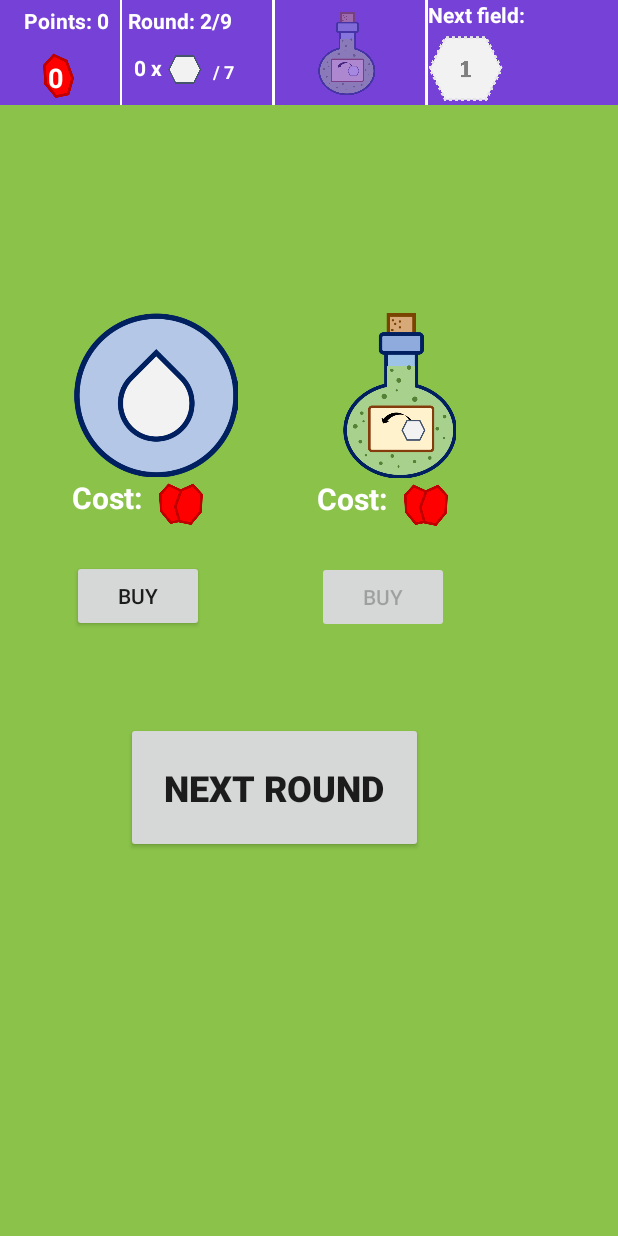
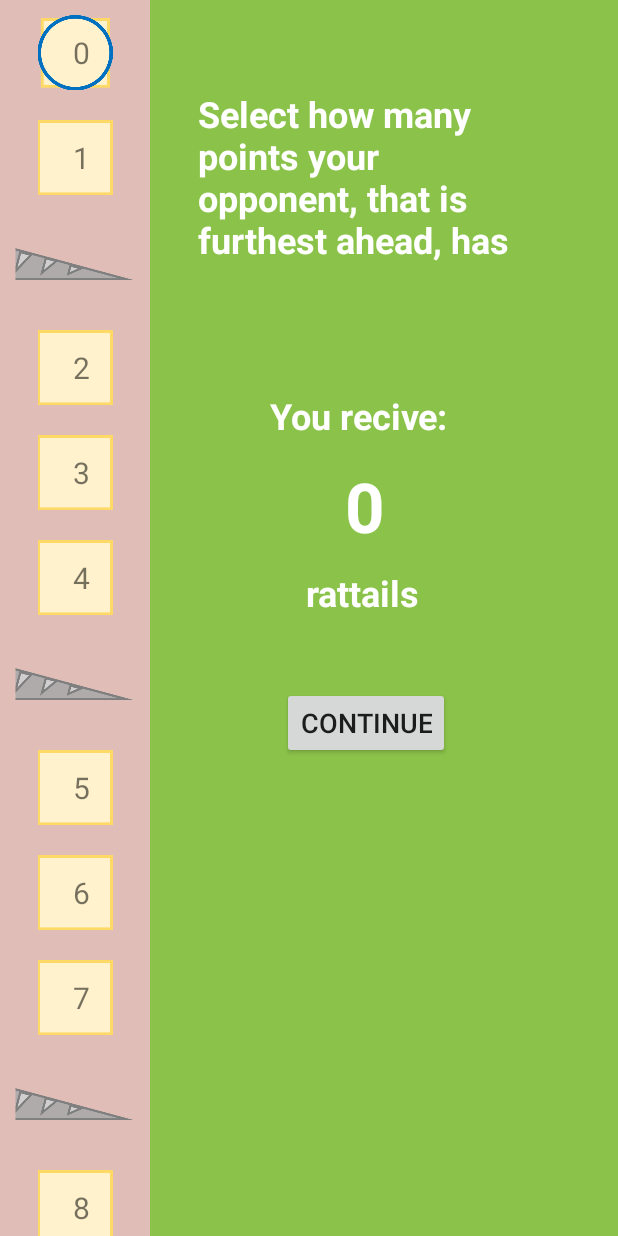
Before and after one commit to gitGut01/LeQuacks, an Android app: the fragment FragmentBuyRefillAndStep placed in its activity, after a tap on "NEXT ROUND", on a phone screen of 412 x 824 dp. Run offline under Robolectric (Android 15) with nearby library versions, the light colour scheme and no system bars.

Commit message:
Added rattail fragment, still needs to be useful

```diff
--- a/app/src/main/java/com/example/quacks/BuyItems/FragmentBuyItem.java
+++ b/app/src/main/java/com/example/quacks/BuyItems/FragmentBuyItem.java
@@ -76,7 +76,7 @@ public class FragmentBuyItem extends Fragment implements BuyRecyclerViewAdapter.
 
 
         // set up the RecyclerView
-        RecyclerView recyclerView = v.findViewById(R.id.rvAnimals);
+        RecyclerView recyclerView = v.findViewById(R.id.rvPoints);
 
         recyclerView.setLayoutManager(new LinearLayoutManager(v.getContext()));
         adapter = new BuyRecyclerViewAdapter(v.getContext(), arrColorSet, this);
--- a/app/src/main/java/com/example/quacks/BuyItems/FragmentBuyRefillAndStep.java
+++ b/app/src/main/java/com/example/quacks/BuyItems/FragmentBuyRefillAndStep.java
@@ -88,6 +88,8 @@ public class FragmentBuyRefillAndStep extends Fragment{
             public void onClick(View view) {
                 MainActivity.mainActivity.startNewRound();
                 MainActivity.mainActivity.closeFragment();
+
+                MainActivity.mainActivity.openFragmentRattail();
             }
         });
 
--- /dev/null
+++ b/app/src/main/java/com/example/quacks/BuyItems/FragmentRattails.java
@@ -0,0 +1,108 @@
+package com.example.quacks.BuyItems;
+
+import android.content.Context;
+import android.os.Bundle;
+import android.view.LayoutInflater;
+import android.view.View;
+import android.view.ViewGroup;
+import android.widget.Button;
+import android.widget.TextView;
+
+import androidx.annotation.Nullable;
+import androidx.fragment.app.Fragment;
+import androidx.recyclerview.widget.LinearLayoutManager;
+import androidx.recyclerview.widget.RecyclerView;
+
+import com.example.quacks.MainActivity;
+import com.example.quacks.R;
+
+import java.util.ArrayList;
+import java.util.Arrays;
+import java.util.Collection;
+import java.util.Collections;
+
+
+public class FragmentRattails extends Fragment implements RattailsRecyclerViewAdapter.ItemClickListener {
+
+    TextView tv_rattails;
+
+    @Override
+    public void onItemClick(View view, int position) {
+        //Toast.makeText(view.getContext(), "You clicked " + adapter.getItem(position) + " on row number " + position, Toast.LENGTH_SHORT).show();
+
+        int item = adapter.getItem(position);
+        if(item != -1){
+            MainActivity.opponentPoint = item;
+
+        //MainActivity.currentPoint
+
+        int indexOpponent = pointBoard.indexOf(item);
+        int indexYou = pointBoard.indexOf(MainActivity.currentPoint);
+
+
+        MainActivity.currentRattail = 0;
+
+        if(indexOpponent > indexYou){
+            MainActivity.currentRattail = Collections.frequency(pointBoard.subList(indexYou, indexOpponent), -1);
+        }
+
+        tv_rattails.setText(MainActivity.currentRattail + "");
+
+        adapter.notifyDataSetChanged();
+
+        }
+    }
+
+    //ImageView white_1;
+
+
+    private ArrayList<Integer> pointBoard = new ArrayList<>(Arrays.asList(
+            0, 1, -1, 2, 3, 4, -1, 5, 6, 7, -1, 8, 9, 10,
+            -1, 11, 12, -1, 13, 14, -1, 15, 16, -1, 17, 18, -1, 19, 20,
+            -1, 21, 22, -1, 23, 24, -1, 25, 26, -1, 27, 28, -1, 29, 30,
+            -1, 31, 32, -1, 33, 34, -1, 35, 36, -1, 37, 38, -1, 39, 40,
+            -1, 41, 42, -1, 43, 44, -1, 45, 46, -1, 47, 48, -1, 49, 50
+    ));
+
+    RattailsRecyclerViewAdapter adapter;
+
+    @Nullable
+    @Override
+    public View onCreateView(LayoutInflater inflater, @Nullable ViewGroup container, @Nullable Bundle savedInstanceState) {
+        View v = inflater.inflate(R.layout.fragment_rattails, container, false);
+
+        MainActivity.opponentPoint = 0;
+        tv_rattails = v.findViewById(R.id.tv_rattails);
+
+        // data to populate the RecyclerView with
+        ArrayList<Integer> arrPointBoard = new ArrayList<>();
+
+        for(int i = 0; i < pointBoard.size(); i++){
+            arrPointBoard.add(pointBoard.get(i));
+
+        }
+
+        // set up the RecyclerView
+        RecyclerView recyclerView = v.findViewById(R.id.rvPoints);
+
+
+        recyclerView.setLayoutManager(new LinearLayoutManager(v.getContext()));
+        adapter = new RattailsRecyclerViewAdapter(v.getContext(), arrPointBoard);
+        adapter.setClickListener(this);
+
+        recyclerView.setAdapter(adapter);
+
+        recyclerView.scrollToPosition(MainActivity.currentPoint);
+
+
+        Button btn_continue = v.findViewById(R.id.btn_continue);
+        btn_continue.setOnClickListener(new View.OnClickListener() {
+
+            public void onClick(View v) {
+                MainActivity.mainActivity.closeFragment();
+            }
+        });
+
+        return v;
+    }
+}
--- /dev/null
+++ b/app/src/main/java/com/example/quacks/BuyItems/RattailsRecyclerViewAdapter.java
@@ -0,0 +1,101 @@
+package com.example.quacks.BuyItems;
+
+import android.content.Context;
+import android.view.LayoutInflater;
+import android.view.View;
+import android.view.ViewGroup;
+import android.widget.ImageView;
+import android.widget.TextView;
+
+import androidx.recyclerview.widget.RecyclerView;
+
+import com.example.quacks.MainActivity;
+import com.example.quacks.R;
+
+import java.util.List;
+
+public class RattailsRecyclerViewAdapter extends RecyclerView.Adapter<RattailsRecyclerViewAdapter.ViewHolder> {
+
+    private List<Integer> mData;
+    private LayoutInflater mInflater;
+    private ItemClickListener mClickListener;
+
+    // data is passed into the constructor
+    RattailsRecyclerViewAdapter(Context context, List<Integer> data) {
+        this.mInflater = LayoutInflater.from(context);
+        this.mData = data;
+    }
+
+    // inflates the row layout from xml when needed
+    @Override
+    public ViewHolder onCreateViewHolder(ViewGroup parent, int viewType) {
+        View view = mInflater.inflate(R.layout.recyclerview_row, parent, false);
+        return new ViewHolder(view);
+    }
+
+    // binds the data to the TextView in each row
+    @Override
+    public void onBindViewHolder(ViewHolder holder, int position) {
+
+        String animal;
+
+        if(mData.get(position) == -1){
+            animal = "";
+            holder.img_point_bg.setImageResource(R.drawable.rat_tale);
+        }else{
+
+            if(mData.get(position) == MainActivity.currentPoint){
+                holder.img_point_bg.setImageResource(R.drawable.current_point_bg);
+            }else if(mData.get(position) == MainActivity.opponentPoint){
+                holder.img_point_bg.setImageResource(R.drawable.opponent_point_bg);
+            }else{
+                holder.img_point_bg.setImageResource(R.drawable.points_bg);
+
+            }
+
+            animal = Integer.toString(mData.get(position));
+        }
+
+        holder.myTextView.setText(animal);
+    }
+
+    // total number of rows
+    @Override
+    public int getItemCount() {
+        return mData.size();
+    }
+
+
+    // stores and recycles views as they are scrolled off screen
+    public class ViewHolder extends RecyclerView.ViewHolder implements View.OnClickListener {
+        TextView myTextView;
+        ImageView img_point_bg;
+
+        ViewHolder(View itemView) {
+            super(itemView);
+            myTextView = itemView.findViewById(R.id.tvAnimalName);
+            img_point_bg = itemView.findViewById(R.id.img_point_bg);
+            itemView.setOnClickListener(this);
+        }
+
+        @Override
+        public void onClick(View view) {
+            if (mClickListener != null) mClickListener.onItemClick(view, getAdapterPosition());
+        }
+    }
+
+    // convenience method for getting data at click position
+    Integer getItem(int id) {
+        return mData.get(id);
+    }
+
+    // allows clicks events to be caught
+    void setClickListener(ItemClickListener itemClickListener) {
+        this.mClickListener = itemClickListener;
+    }
+
+    // parent activity will implement this method to respond to click events
+    public interface ItemClickListener {
+        void onItemClick(View view, int position);
+    }
+}
--- a/app/src/main/java/com/example/quacks/ChooseSet/FragmentChooseSet.java
+++ b/app/src/main/java/com/example/quacks/ChooseSet/FragmentChooseSet.java
@@ -64,7 +64,7 @@ public class FragmentChooseSet extends Fragment implements ChooseRecyclerViewAda
 
 
         // set up the RecyclerView
-        RecyclerView recyclerView = v.findViewById(R.id.rvAnimals);
+        RecyclerView recyclerView = v.findViewById(R.id.rvPoints);
 
         recyclerView.setLayoutManager(new LinearLayoutManager(v.getContext()));
 
--- a/app/src/main/java/com/example/quacks/MainActivity.java
+++ b/app/src/main/java/com/example/quacks/MainActivity.java
@@ -16,6 +16,7 @@ import android.widget.Toast;
 import com.example.quacks.BuyItems.FragmentBuyItem;
 import com.example.quacks.BuyItems.FragmentBuyRefillAndStep;
 import com.example.quacks.BuyItems.FragmentDice;
+import com.example.quacks.BuyItems.FragmentRattails;
 import com.example.quacks.BuyItems.FragmentRoundFinished;
 import com.example.quacks.Points.FragmentPoints;
 import com.example.quacks.RoundInfo.FragmentBag;
@@ -87,12 +88,14 @@ public class MainActivity extends AppCompatActivity implements
 
     public static int currentStep = 0;
     public static int currentPoint = 0;
+    public static int opponentPoint = 0;
     public static int currentRub = 0;
     public static int currentWhite = 0;
     public static int currentCredits = 0;
     public static boolean flask_full = true;
     public static int currentRound = 1;
     public static int currentStart = 0;
+    public static int currentRattail = 0;
 
     public ImageView img_current_item;
 
@@ -391,6 +394,18 @@ public class MainActivity extends AppCompatActivity implements
                 .commit();
     }
 
+
+    public void openFragmentRattail(){
+
+        FragmentRattails fragmentRattails = new FragmentRattails();
+
+        getSupportFragmentManager().beginTransaction()
+                .setCustomAnimations(R.anim.enter_from_right, 0, 0, R.anim.exit_to_button)
+                .replace(R.id.container_points, fragmentRattails, "RATTAILS")
+                .addToBackStack(null)
+                .commit();
+    }
+
     //Fresh initialization of new round
     public void startNewRound(){
         arrBagBak = new ArrayList<>(arrBag);
--- a/app/src/main/java/com/example/quacks/Points/FragmentPoints.java
+++ b/app/src/main/java/com/example/quacks/Points/FragmentPoints.java
@@ -16,7 +16,6 @@ import androidx.recyclerview.widget.LinearLayoutManager;
 import androidx.recyclerview.widget.RecyclerView;
 
 import com.example.quacks.MainActivity;
-import com.example.quacks.Points.PointsRecyclerViewAdapter;
 import com.example.quacks.R;
 
 import java.util.ArrayList;
@@ -65,7 +64,7 @@ public class FragmentPoints extends Fragment implements PointsRecyclerViewAdapte
         }
 
         // set up the RecyclerView
-        RecyclerView recyclerView = v.findViewById(R.id.rvAnimals);
+        RecyclerView recyclerView = v.findViewById(R.id.rvPoints);
 
 
 
--- a/app/src/main/res/layout/fragment_buy_item.xml
+++ b/app/src/main/res/layout/fragment_buy_item.xml
@@ -9,7 +9,7 @@
     android:gravity="center_horizontal">
 
     <androidx.recyclerview.widget.RecyclerView
-        android:id="@+id/rvAnimals"
+        android:id="@+id/rvPoints"
         android:layout_width="match_parent"
         android:layout_height="580dp"
         android:layout_marginBottom="8dp"
@@ -28,8 +28,8 @@
         android:layout_marginBottom="4dp"
         android:text="Credits: 0"
         android:textStyle="bold"
-        app:layout_constraintBottom_toTopOf="@+id/rvAnimals"
-        app:layout_constraintStart_toStartOf="@+id/rvAnimals" />
+        app:layout_constraintBottom_toTopOf="@+id/rvPoints"
+        app:layout_constraintStart_toStartOf="@+id/rvPoints" />
 
     <Button
         android:id="@+id/btn_ruby_store"
@@ -39,7 +39,7 @@
         android:layout_marginLeft="160dp"
         android:text="The ruby store"
         android:textSize="12sp"
-        app:layout_constraintBottom_toTopOf="@+id/rvAnimals"
+        app:layout_constraintBottom_toTopOf="@+id/rvPoints"
         app:layout_constraintStart_toEndOf="@+id/tv_credits" />
 
     <TextView
--- a/app/src/main/res/layout/fragment_choose_set.xml
+++ b/app/src/main/res/layout/fragment_choose_set.xml
@@ -8,7 +8,7 @@
     tools:context=".RoundInfo.Fragment_round_info" >
 
     <androidx.recyclerview.widget.RecyclerView
-        android:id="@+id/rvAnimals"
+        android:id="@+id/rvPoints"
         android:layout_width="match_parent"
         android:layout_height="600dp"
         app:layout_constraintTop_toTopOf="parent"
@@ -19,7 +19,7 @@
         android:layout_width="match_parent"
         android:layout_height="70dp"
         android:orientation="horizontal"
-        app:layout_constraintTop_toBottomOf="@+id/rvAnimals"
+        app:layout_constraintTop_toBottomOf="@+id/rvPoints"
         tools:layout_editor_absoluteX="0dp">
 
         <View
--- a/app/src/main/res/layout/fragment_points.xml
+++ b/app/src/main/res/layout/fragment_points.xml
@@ -8,7 +8,7 @@
     android:gravity="center_horizontal">
 
     <androidx.recyclerview.widget.RecyclerView
-        android:id="@+id/rvAnimals"
+        android:id="@+id/rvPoints"
         android:layout_width="100dp"
         android:layout_height="match_parent"
         android:background="#E0BEB7"
@@ -22,7 +22,7 @@
         android:layout_width="400dp"
         android:layout_height="match_parent"
         android:background="#6D494242"
-        app:layout_constraintStart_toEndOf="@+id/rvAnimals"
+        app:layout_constraintStart_toEndOf="@+id/rvPoints"
         tools:layout_editor_absoluteY="-16dp">
 
     </FrameLayout>
--- /dev/null
+++ b/app/src/main/res/layout/fragment_rattails.xml
@@ -0,0 +1,103 @@
+<?xml version="1.0" encoding="utf-8"?>
+<androidx.constraintlayout.widget.ConstraintLayout xmlns:android="http://schemas.android.com/apk/res/android"
+    xmlns:app="http://schemas.android.com/apk/res-auto"
+    xmlns:tools="http://schemas.android.com/tools"
+    android:id="@+id/constraintLayout"
+    android:layout_width="match_parent"
+    android:layout_height="match_parent"
+    android:gravity="center_horizontal">
+
+    <androidx.recyclerview.widget.RecyclerView
+        android:id="@+id/rvPoints"
+        android:layout_width="100dp"
+        android:layout_height="match_parent"
+        android:background="#E0BEB7"
+        app:layout_constraintStart_toStartOf="parent"
+        tools:layout_editor_absoluteY="2dp">
+
+    </androidx.recyclerview.widget.RecyclerView>
+
+    <FrameLayout
+        android:id="@+id/fl_close_points"
+        android:layout_width="400dp"
+        android:layout_height="match_parent"
+        android:background="#8BC34A"
+        app:layout_constraintStart_toEndOf="@+id/rvPoints"
+        tools:layout_editor_absoluteY="-16dp">
+
+        <androidx.constraintlayout.widget.ConstraintLayout
+            android:layout_width="match_parent"
+            android:layout_height="match_parent">
+
+            <TextView
+                android:id="@+id/textView6"
+                android:layout_width="127dp"
+                android:layout_height="38dp"
+                android:layout_marginStart="48dp"
+                android:layout_marginLeft="48dp"
+                android:layout_marginTop="36dp"
+                android:text="You recive:"
+                android:textColor="#FFFFFF"
+                android:textSize="24sp"
+                android:textStyle="bold"
+                app:layout_constraintStart_toStartOf="@+id/textView8"
+                app:layout_constraintTop_toBottomOf="@+id/textView8" />
+
+            <TextView
+                android:id="@+id/textView10"
+                android:layout_width="80dp"
+                android:layout_height="35dp"
+                android:layout_marginStart="72dp"
+                android:layout_marginLeft="72dp"
+                android:layout_marginTop="12dp"
+                android:text="rattails"
+                android:textColor="#FFFFFF"
+                android:textSize="24sp"
+                android:textStyle="bold"
+                app:layout_constraintStart_toStartOf="@+id/textView8"
+                app:layout_constraintTop_toBottomOf="@+id/tv_rattails" />
+
+            <TextView
+                android:id="@+id/tv_rattails"
+                android:layout_width="79dp"
+                android:layout_height="60dp"
+                android:layout_marginTop="8dp"
+                android:gravity="center"
+                android:text="0"
+                android:textColor="#FFFFFF"
+                android:textSize="46sp"
+                android:textStyle="bold"
+                app:layout_constraintEnd_toEndOf="@+id/textView6"
+                app:layout_constraintStart_toStartOf="@+id/textView6"
+                app:layout_constraintTop_toBottomOf="@+id/textView6" />
+
+            <TextView
+                android:id="@+id/textView8"
+                android:layout_width="222dp"
+                android:layout_height="165dp"
+                android:layout_marginStart="32dp"
+                android:layout_marginLeft="32dp"
+                android:layout_marginBottom="8dp"
+                android:text="Select how many points your opponent, that is furthest ahead, has"
+                android:textColor="#FFFFFF"
+                android:textSize="24sp"
+                android:textStyle="bold"
+                app:layout_constraintBottom_toBottomOf="parent"
+                app:layout_constraintStart_toStartOf="parent"
+                app:layout_constraintTop_toTopOf="parent"
+                app:layout_constraintVertical_bias="0.091" />
+
+            <Button
+                android:id="@+id/btn_continue"
+                android:layout_width="wrap_content"
+                android:layout_height="wrap_content"
+                android:layout_marginStart="56dp"
+                android:layout_marginLeft="56dp"
+                android:layout_marginTop="44dp"
+                android:text="Continue"
+                android:textSize="18sp"
+                app:layout_constraintStart_toStartOf="@+id/textView8"
+                app:layout_constraintTop_toBottomOf="@+id/textView10" />
+        </androidx.constraintlayout.widget.ConstraintLayout>
+    </FrameLayout>
+</androidx.constraintlayout.widget.ConstraintLayout>
```
Also changed, not shown: app/src/main/res/drawable-v24/current_point_bg.png.
